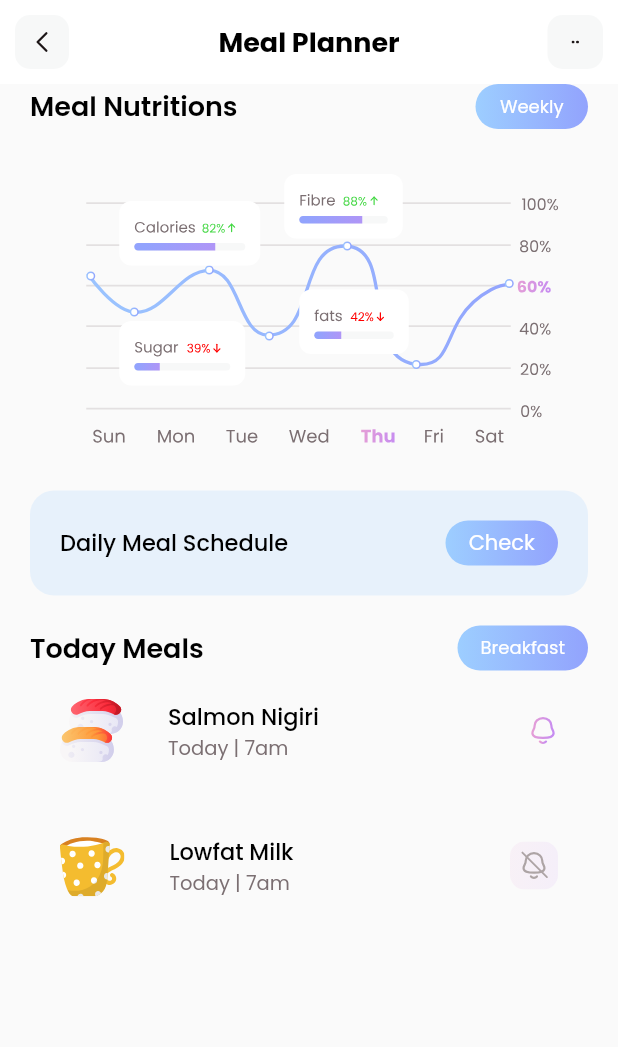
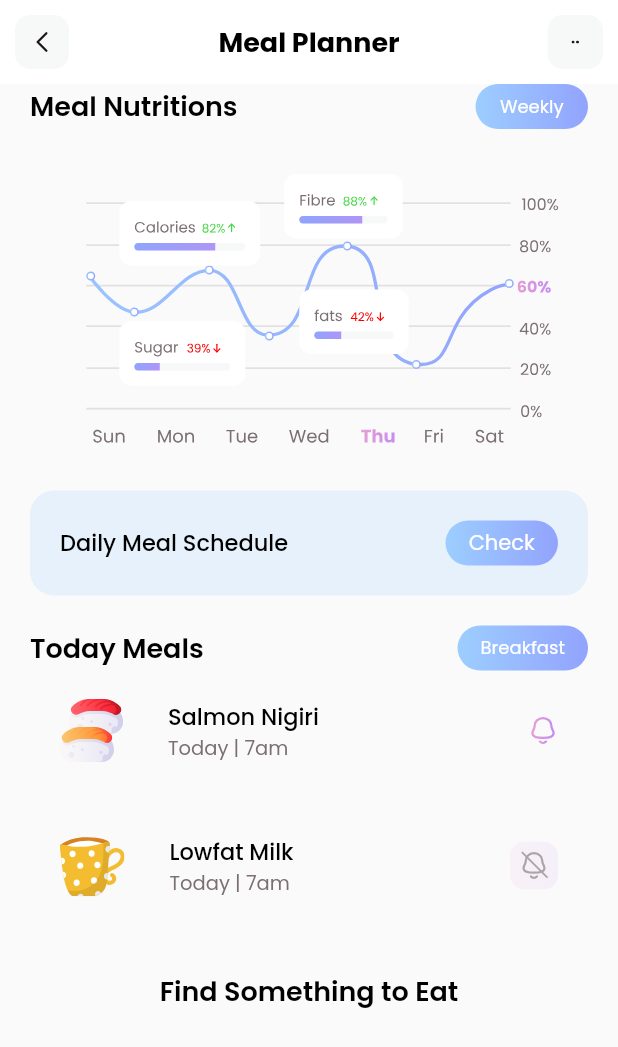
Before and after one commit to noelg-cj/fitness-app, a Flutter app: the screen it shows after launch, on a phone screen of 412 x 824 dp. Shown: the top 1047 px of the screen. Run offline on Flutter 3.47's test engine with Material 2 defaults, Android fonts, the phone set to English and light mode, and no system bars; our stand-ins replace flutter_svg.

Commit message:
Code cleanup and initiated final section

```diff
--- a/lib/pages/planner.dart
+++ b/lib/pages/planner.dart
@@ -18,13 +18,35 @@ class planner extends StatelessWidget {
     _getInitialInfo();
     return Scaffold(
       appBar: _appBar(),
-      body: Column(
+      body: SingleChildScrollView(
+        child: Column(
           children: [
             _nutrientsGraph(),
             SizedBox(height: 20),
             _scheduleButton(),
             SizedBox(height: 20),
+            _todaysMeals(),
+            SizedBox(height: 20),
             Column(
+              children: [
+                Text(
+                  'Find Something to Eat',
+                  style: TextStyle(
+                    color: Colors.black,
+                    fontSize: 18,
+                    fontWeight: FontWeight.w600
+                  )
+                ),
+              ],
+            )
+          ],
+        ),
+      )
+    );
+  }
+
+  Column _todaysMeals() {
+    return Column(
           crossAxisAlignment: CrossAxisAlignment.start,
           children: [
             Padding(
@@ -65,12 +87,9 @@ class planner extends StatelessWidget {
                 ],
               ),
             ),
-              /* Container(
-                height: 100,
-                color: Colors.blue
-              ), */
+
             Container(
-                height: 240,
+              height: 180,
               child: ListView.separated(
                 separatorBuilder: (context, index) => SizedBox(height: 10,),
                 itemCount: todays_meals.length,
@@ -125,9 +144,6 @@ class planner extends StatelessWidget {
                 ),
             )
           ],
-          )
-        ],
-      )
         );
   }
 
```
Lines whose indentation alone changed are shown as unchanged.
